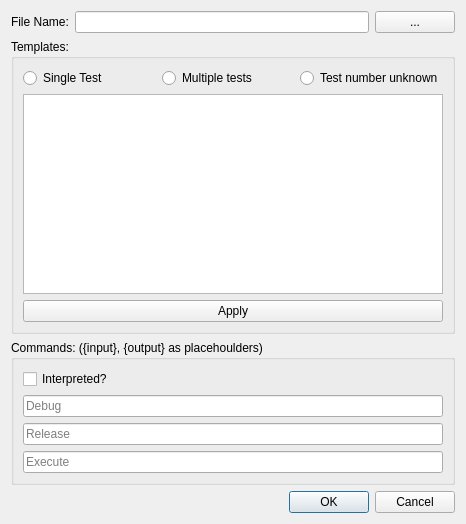
Old version of the form stdtest/taskeditor/filechooser.ui in the repository hack1nt0/stdtest.
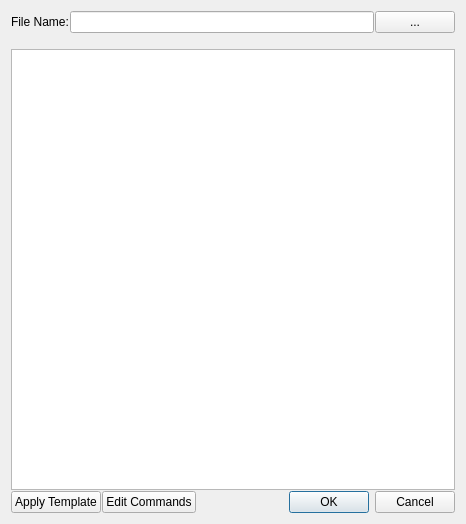
New version of the form.

Diff of the .ui file:
```diff
--- a/stdtest/taskeditor/filechooser.ui
+++ b/stdtest/taskeditor/filechooser.ui
@@ -13,7 +13,10 @@
   <property name="windowTitle">
    <string>Dialog</string>
   </property>
-  <layout class="QVBoxLayout" name="verticalLayout_3">
+  <layout class="QVBoxLayout" name="verticalLayout">
+   <property name="spacing">
+    <number>1</number>
+   </property>
    <item>
     <layout class="QFormLayout" name="formLayout">
      <property name="fieldGrowthPolicy">
@@ -43,84 +46,29 @@
     </layout>
    </item>
    <item>
-    <widget class="QGroupBox" name="groupBox">
-     <property name="title">
-      <string>Templates:</string>
+    <widget class="QLabel" name="status">
+     <property name="text">
+      <string/>
      </property>
-     <layout class="QVBoxLayout" name="verticalLayout">
+    </widget>
+   </item>
+   <item>
+    <widget class="QPlainTextEdit" name="textEdit"/>
+   </item>
       <item>
        <layout class="QHBoxLayout" name="horizontalLayout_2">
         <item>
-         <widget class="QRadioButton" name="radioButton">
+      <widget class="QPushButton" name="applytemplate">
           <property name="text">
-           <string>Single Test</string>
+        <string>Apply Template</string>
           </property>
          </widget>
         </item>
         <item>
-         <widget class="QRadioButton" name="radioButton_2">
+      <widget class="QPushButton" name="editcommands">
           <property name="text">
-           <string>Multiple tests</string>
-          </property>
-         </widget>
-        </item>
-        <item>
-         <widget class="QRadioButton" name="radioButton_3">
-          <property name="text">
-           <string>Test number unknown</string>
-          </property>
-         </widget>
-        </item>
-       </layout>
-      </item>
-      <item>
-       <widget class="QTextEdit" name="textEdit"/>
-      </item>
-      <item>
-       <widget class="QPushButton" name="applytemplateButton">
-        <property name="text">
-         <string>Apply</string>
-        </property>
-       </widget>
-      </item>
-     </layout>
-    </widget>
-   </item>
-   <item>
-    <widget class="QGroupBox" name="groupBox_2">
-     <property name="title">
-      <string>Commands: ({input}, {output} as placehoulders)</string>
-     </property>
-     <layout class="QVBoxLayout" name="verticalLayout_2">
-      <item>
-       <widget class="QCheckBox" name="checkBox">
-        <property name="text">
-         <string>Interpreted?</string>
-        </property>
-       </widget>
-      </item>
-      <item>
-       <widget class="QLineEdit" name="debug">
-        <property name="placeholderText">
-         <string>Debug</string>
-        </property>
-       </widget>
-      </item>
-      <item>
-       <widget class="QLineEdit" name="release">
-        <property name="placeholderText">
-         <string>Release</string>
-        </property>
-       </widget>
-      </item>
-      <item>
-       <widget class="QLineEdit" name="execute">
-        <property name="placeholderText">
-         <string>Execute</string>
-        </property>
-       </widget>
-      </item>
-     </layout>
+        <string>Edit Commands</string>
+       </property>
     </widget>
    </item>
    <item>
@@ -129,9 +77,11 @@
       <enum>Qt::Horizontal</enum>
      </property>
      <property name="standardButtons">
-      <set>QDialogButtonBox::Cancel|QDialogButtonBox::Ok</set>
-     </property>
-    </widget>
+        <set>QDialogButtonBox::StandardButton::Cancel|QDialogButtonBox::StandardButton::Ok</set>
+       </property>
+      </widget>
+     </item>
+    </layout>
    </item>
   </layout>
  </widget>
```
Left out of the diff: 8 changed lines with no effect on the pictures. Lines whose indentation alone changed are shown as unchanged.
